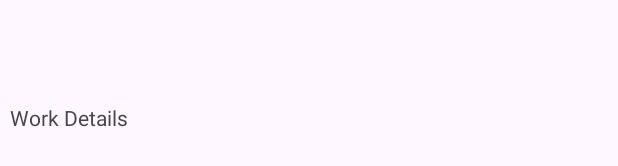
After one commit to shkshreyas/PortfolioApk, an Android app: the layout activity_work.xml on its own in the app's theme, with its tools: preview values and no code run, on a phone screen of 412 x 824 dp. The commit adds this screen. Shown: the part 500-666 px from the top of the screen. Run offline under Robolectric (Android 15) with nearby library versions, the phone set to English and light mode, and no system bars.

Commit message:
portfolio app

```diff
--- a/app/src/main/AndroidManifest.xml
+++ b/app/src/main/AndroidManifest.xml
@@ -12,6 +12,12 @@
         android:supportsRtl="true"
         android:theme="@style/Theme.ShreyasPortfolio"
         tools:targetApi="31">
+        <activity
+            android:name=".AchieveActivity"
+            android:exported="false" />
+        <activity
+            android:name=".WorkActivity"
+            android:exported="false" />
         <activity
             android:name=".EduActivity"
             android:exported="false" />
--- a/app/src/main/res/layout/activity_edu2.xml
+++ b/app/src/main/res/layout/activity_edu2.xml
@@ -12,5 +12,6 @@
         android:layout_height="wrap_content"
         android:layout_weight="1"
         android:layout_gravity="center"
-        android:text="Educational Details" />
+        android:text="  Educational Details" />
+
 </LinearLayout>
--- /dev/null
+++ b/app/src/main/res/layout/activity_work.xml
@@ -0,0 +1,16 @@
+<?xml version="1.0" encoding="utf-8"?>
+<LinearLayout xmlns:android="http://schemas.android.com/apk/res/android"
+    xmlns:app="http://schemas.android.com/apk/res-auto"
+    xmlns:tools="http://schemas.android.com/tools"
+    android:layout_width="match_parent"
+    android:layout_height="match_parent"
+    tools:context=".WorkActivity">
+    <TextView
+        android:id="@+id/textView2"
+        android:layout_width="wrap_content"
+        android:layout_height="wrap_content"
+        android:layout_weight="1"
+        android:layout_gravity="center"
+        android:text="  Work Details" />
+
+</LinearLayout>
```
Also changed, not shown: app/src/main/java/com/example/shreyasportfolio/AchieveActivity.kt (added, +11 -0 lines), app/src/main/java/com/example/shreyasportfolio/MainActivity.kt (+12 -0 lines), app/src/main/java/com/example/shreyasportfolio/WorkActivity.kt (added, +11 -0 lines), app/src/main/res/layout/activity_achieve.xml (added, +16 -0 lines).
